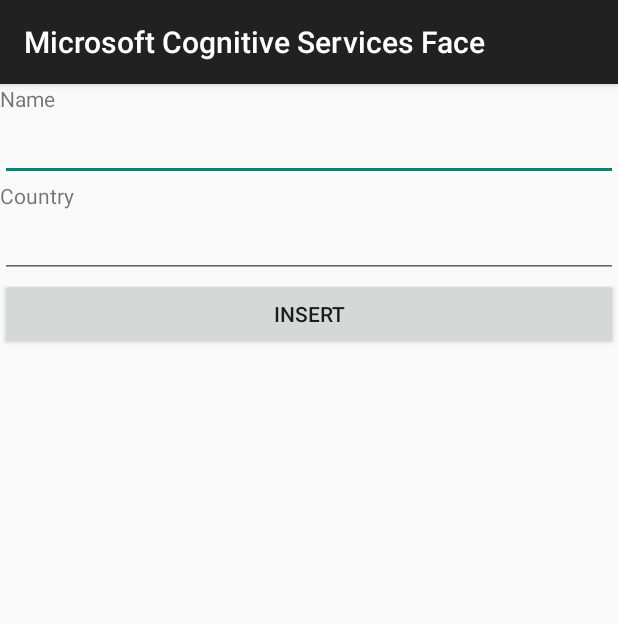
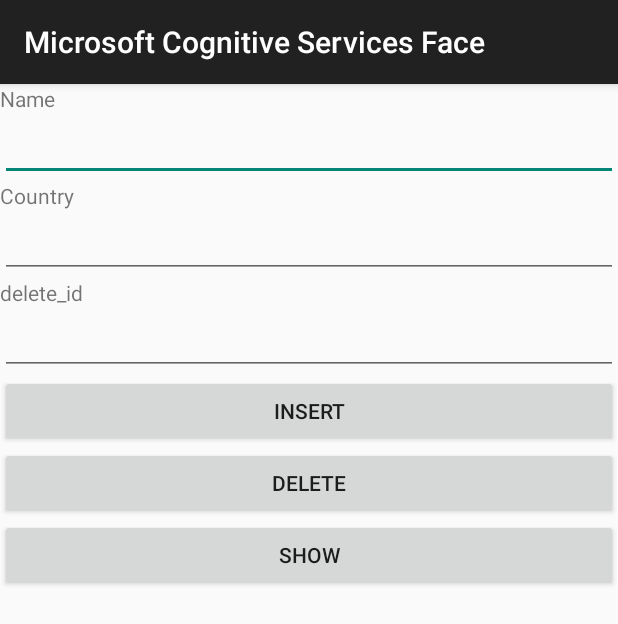
Before and after one commit to ChoiJiEuni/Evergreen-sound-hanium-2018, an Android app: the screen it shows after launch (inputDB_PHPActivity before the commit, DBphpActivity after it), after a tap on "PHP_DB등록", on a phone screen of 412 x 824 dp. Shown: the top 624 px of the screen. Run offline under Robolectric (Android 15) with nearby library versions, the phone set to English and light mode, and no system bars; 1 statement that could not run was skipped.

Commit message:
db패키지 만들어서 파일넣고, 데이터삽입,삭제

```diff
--- a/app/src/main/AndroidManifest.xml
+++ b/app/src/main/AndroidManifest.xml
@@ -80,9 +80,9 @@
         </activity>
         <activity android:name=".ui.Gallery" />
         <activity android:name=".ui.ImagePopup" />
-
         <activity android:name=".ui.inputDB_PHPActivity" />
-        <activity android:name=".ui.Gallery2"></activity>
+        <activity android:name=".ui.Gallery2" />
+        <activity android:name=".db.DBphpActivity"></activity>
     </application>
 
 </manifest>
--- a/app/src/main/java/com/microsoft/projectoxford/face/samples/ui/MainActivity.java
+++ b/app/src/main/java/com/microsoft/projectoxford/face/samples/ui/MainActivity.java
@@ -14,6 +14,7 @@
 import android.widget.TextView;
 
 import com.microsoft.projectoxford.face.samples.R;
+import com.microsoft.projectoxford.face.samples.db.DBphpActivity;
 import com.microsoft.projectoxford.face.samples.helper.StorageHelper;
 import com.microsoft.projectoxford.face.samples.persongroupmanagement.PersonGroupListActivity;
 
@@ -161,7 +162,7 @@
     }
     /// 한이음 서버 데베에는 접근이 안되서 일단은 로컬서버 데베에 저장하는 거로 함.
     public void onButtonAddPHP(View view) {
-        Intent intent = new Intent(this,inputDB_PHPActivity.class);
+        Intent intent = new Intent(this,DBphpActivity.class);
         startActivity(intent);
     }
 
--- /dev/null
+++ b/app/src/main/res/layout/activity_dbphp.xml
@@ -0,0 +1,59 @@
+<?xml version="1.0" encoding="utf-8"?>
+<LinearLayout xmlns:android="http://schemas.android.com/apk/res/android"
+    android:layout_width="match_parent"
+    android:layout_height="match_parent"
+    android:orientation="vertical">
+    <TextView
+        android:layout_width="wrap_content"
+        android:layout_height="wrap_content"
+        android:text="Name"
+        android:id="@+id/textView_main_name" />
+
+    <EditText
+        android:layout_width="match_parent"
+        android:layout_height="wrap_content"
+        android:id="@+id/editText_main_name" />
+
+    <TextView
+        android:layout_width="wrap_content"
+        android:layout_height="wrap_content"
+        android:text="Country"
+        android:id="@+id/textView_main_country" />
+
+    <EditText
+        android:layout_width="match_parent"
+        android:layout_height="wrap_content"
+        android:id="@+id/editText_main_country" />
+    <TextView
+        android:layout_width="wrap_content"
+        android:layout_height="wrap_content"
+        android:text="delete_id"
+        android:id="@+id/textView_del_id" />
+
+    <EditText
+        android:layout_width="match_parent"
+        android:layout_height="wrap_content"
+        android:id="@+id/editText_del_id" />
+
+
+    <Button
+        android:layout_width="match_parent"
+        android:layout_height="wrap_content"
+        android:text="Insert"
+        android:id="@+id/button_main_insert" />
+    <Button
+        android:layout_width="match_parent"
+        android:layout_height="wrap_content"
+        android:text="delete"
+        android:id="@+id/button_delete" />
+    <Button
+        android:layout_width="match_parent"
+        android:layout_height="wrap_content"
+        android:text="show"
+        android:id="@+id/button_show" />
+    <TextView
+        android:layout_width="match_parent"
+        android:layout_height="250dp"
+        android:id="@+id/textView_main_result" />
+
+</LinearLayout>
```
Also changed, not shown: app/src/main/java/com/microsoft/projectoxford/face/samples/db/DBphpActivity.java (added, +259 -0 lines), 1 other file.
